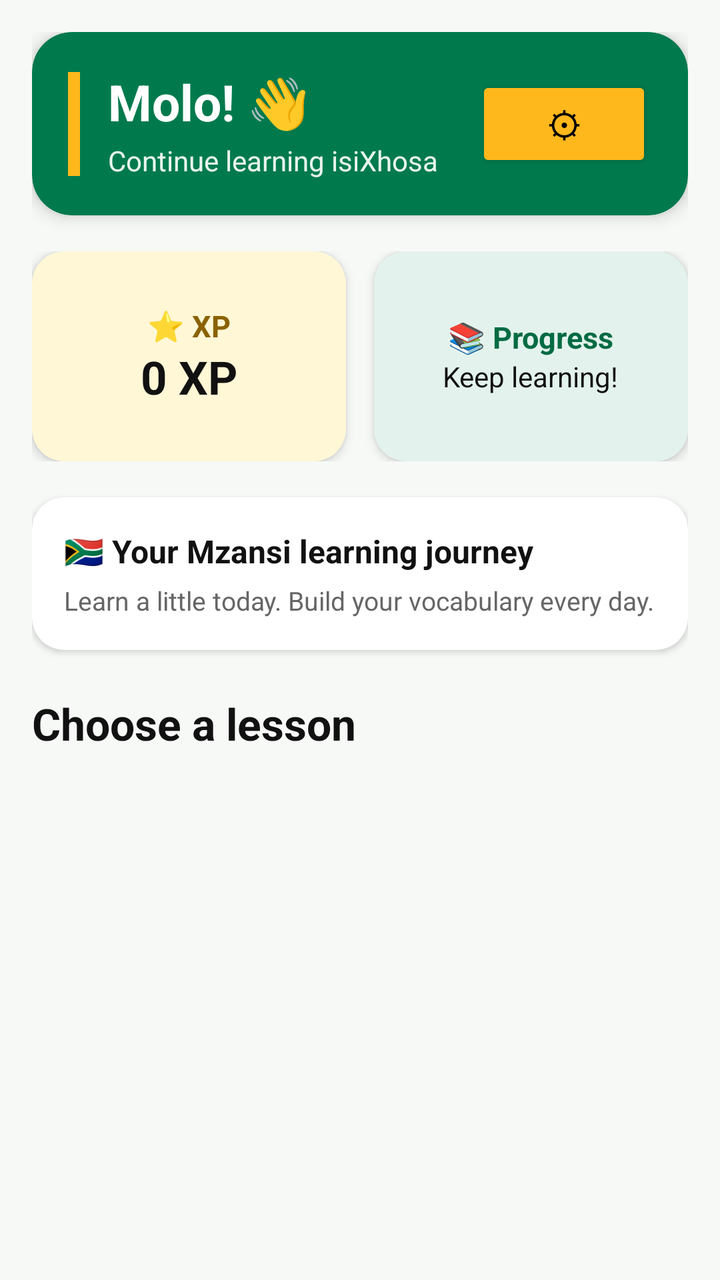
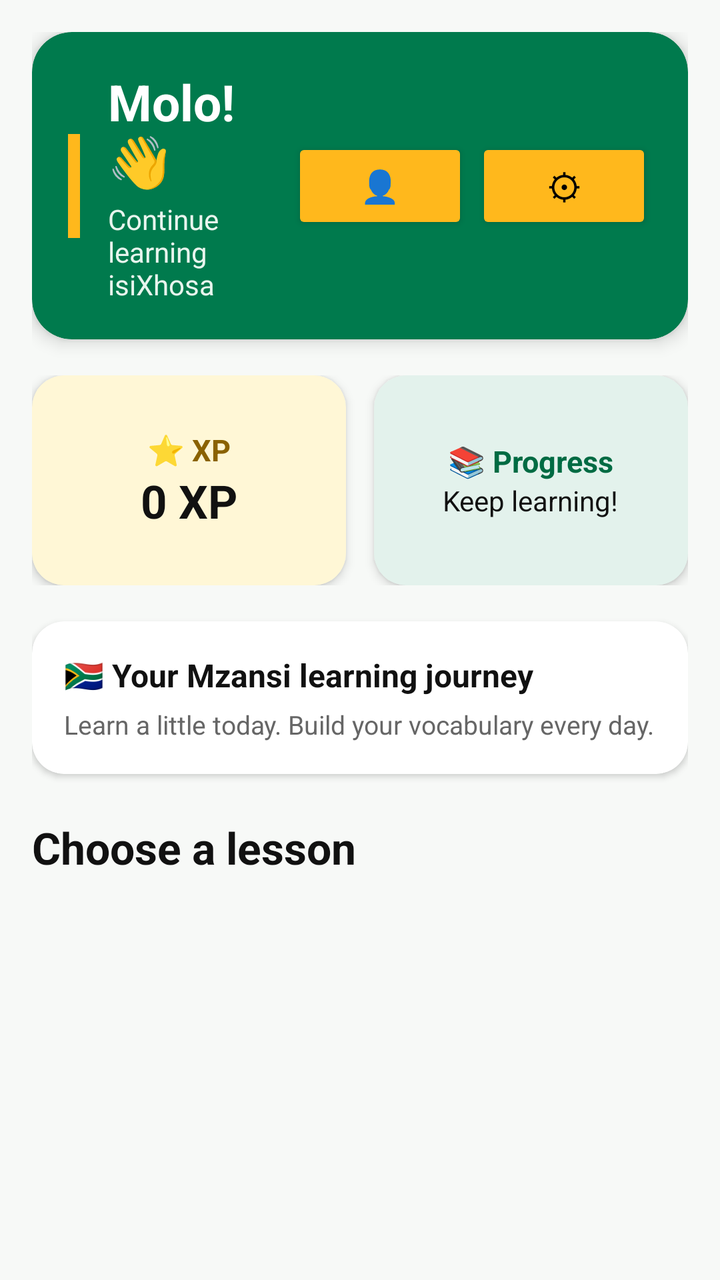

Compare the two renders of this Android layout. The source of the first and the diff that turns it into the second are given below.
<!-- AndroidManifest.xml: application theme Theme.MzantsiLingo -->
<!-- res/layout/activity_home.xml -->
<?xml version="1.0" encoding="utf-8"?>
<androidx.constraintlayout.widget.ConstraintLayout
    xmlns:android="http://schemas.android.com/apk/res/android"
    xmlns:app="http://schemas.android.com/apk/res-auto"
    android:layout_width="match_parent"
    android:layout_height="match_parent"
    android:background="#F7F9F7"
    android:padding="16dp">

    
    <androidx.cardview.widget.CardView
        android:id="@+id/cardHeader"
        android:layout_width="0dp"
        android:layout_height="wrap_content"
        app:cardBackgroundColor="#007A4D"
        app:cardCornerRadius="20dp"
        app:cardElevation="5dp"
        app:layout_constraintTop_toTopOf="parent"
        app:layout_constraintStart_toStartOf="parent"
        app:layout_constraintEnd_toEndOf="parent">

        <androidx.constraintlayout.widget.ConstraintLayout
            android:layout_width="match_parent"
            android:layout_height="wrap_content"
            android:padding="18dp">

            
            <View
                android:id="@+id/headerAccent"
                android:layout_width="6dp"
                android:layout_height="52dp"
                android:background="#FFB81C"
                app:layout_constraintTop_toTopOf="parent"
                app:layout_constraintBottom_toBottomOf="parent"
                app:layout_constraintStart_toStartOf="parent" />

            <TextView
                android:id="@+id/tvWelcome"
                android:layout_width="0dp"
                android:layout_height="wrap_content"
                android:layout_marginStart="14dp"
                android:text="Molo! 👋"
                android:textColor="#FFFFFF"
                android:textSize="25sp"
                android:textStyle="bold"
                app:layout_constraintTop_toTopOf="parent"
                app:layout_constraintStart_toEndOf="@id/headerAccent"
                app:layout_constraintEnd_toStartOf="@id/btnSettings" />

            <TextView
                android:id="@+id/tvSubtitle"
                android:layout_width="0dp"
                android:layout_height="wrap_content"
                android:layout_marginStart="14dp"
                android:layout_marginTop="3dp"
                android:text="Continue learning isiXhosa"
                android:textColor="#E8F5EE"
                android:textSize="14sp"
                app:layout_constraintTop_toBottomOf="@id/tvWelcome"
                app:layout_constraintStart_toEndOf="@id/headerAccent"
                app:layout_constraintEnd_toStartOf="@id/btnSettings" />

            <Button
                android:id="@+id/btnSettings"
                android:layout_width="wrap_content"
                android:layout_height="wrap_content"
                android:text="⚙"
                android:textColor="#000000"
                android:textSize="18sp"
                android:textAllCaps="false"
                android:backgroundTint="#FFB81C"
                app:layout_constraintTop_toTopOf="parent"
                app:layout_constraintBottom_toBottomOf="parent"
                app:layout_constraintEnd_toEndOf="parent" />

        </androidx.constraintlayout.widget.ConstraintLayout>

    </androidx.cardview.widget.CardView>


    
    <LinearLayout
        android:id="@+id/statsContainer"
        android:layout_width="0dp"
        android:layout_height="wrap_content"
        android:layout_marginTop="18dp"
        android:orientation="horizontal"
        android:weightSum="2"
        app:layout_constraintTop_toBottomOf="@id/cardHeader"
        app:layout_constraintStart_toStartOf="parent"
        app:layout_constraintEnd_toEndOf="parent">

        
        <androidx.cardview.widget.CardView
            android:id="@+id/cardProgress"
            android:layout_width="0dp"
            android:layout_height="105dp"
            android:layout_marginEnd="7dp"
            android:layout_weight="1"
            app:cardBackgroundColor="#FFF7D6"
            app:cardCornerRadius="16dp"
            app:cardElevation="3dp">

            <LinearLayout
                android:layout_width="match_parent"
                android:layout_height="match_parent"
                android:gravity="center"
                android:orientation="vertical"
                android:padding="10dp">

                <TextView
                    android:layout_width="wrap_content"
                    android:layout_height="wrap_content"
                    android:text="⭐ XP"
                    android:textColor="#8A6200"
                    android:textSize="15sp"
                    android:textStyle="bold" />

                <TextView
                    android:id="@+id/tvXp"
                    android:layout_width="wrap_content"
                    android:layout_height="wrap_content"
                    android:text="0 XP"
                    android:textColor="#111111"
                    android:textSize="23sp"
                    android:textStyle="bold" />

            </LinearLayout>

        </androidx.cardview.widget.CardView>


        
        <androidx.cardview.widget.CardView
            android:id="@+id/cardLearningProgress"
            android:layout_width="0dp"
            android:layout_height="105dp"
            android:layout_marginStart="7dp"
            android:layout_weight="1"
            app:cardBackgroundColor="#E3F2EC"
            app:cardCornerRadius="16dp"
            app:cardElevation="3dp">

            <LinearLayout
                android:layout_width="match_parent"
                android:layout_height="match_parent"
                android:gravity="center"
                android:orientation="vertical"
                android:padding="10dp">

                <TextView
                    android:layout_width="wrap_content"
                    android:layout_height="wrap_content"
                    android:text="📚 Progress"
                    android:textColor="#006B43"
                    android:textSize="15sp"
                    android:textStyle="bold" />

                <TextView
                    android:id="@+id/tvProgress"
                    android:layout_width="wrap_content"
                    android:layout_height="wrap_content"
                    android:text="Keep learning!"
                    android:textColor="#111111"
                    android:textSize="14sp" />

            </LinearLayout>

        </androidx.cardview.widget.CardView>

    </LinearLayout>


    
    <androidx.cardview.widget.CardView
        android:id="@+id/cardMotivation"
        android:layout_width="0dp"
        android:layout_height="wrap_content"
        android:layout_marginTop="18dp"
        app:cardBackgroundColor="#FFFFFF"
        app:cardCornerRadius="16dp"
        app:cardElevation="2dp"
        app:layout_constraintTop_toBottomOf="@id/statsContainer"
        app:layout_constraintStart_toStartOf="parent"
        app:layout_constraintEnd_toEndOf="parent">

        <LinearLayout
            android:layout_width="match_parent"
            android:layout_height="wrap_content"
            android:orientation="vertical"
            android:padding="16dp">

            <TextView
                android:layout_width="wrap_content"
                android:layout_height="wrap_content"
                android:text="🇿🇦 Your Mzansi learning journey"
                android:textColor="#111111"
                android:textSize="16sp"
                android:textStyle="bold" />

            <TextView
                android:layout_width="wrap_content"
                android:layout_height="wrap_content"
                android:layout_marginTop="5dp"
                android:text="Learn a little today. Build your vocabulary every day."
                android:textColor="#666666"
                android:textSize="13sp" />

        </LinearLayout>

    </androidx.cardview.widget.CardView>


    
    <TextView
        android:id="@+id/tvLessonsTitle"
        android:layout_width="wrap_content"
        android:layout_height="wrap_content"
        android:layout_marginTop="22dp"
        android:text="Choose a lesson"
        android:textColor="#111111"
        android:textSize="22sp"
        android:textStyle="bold"
        app:layout_constraintTop_toBottomOf="@id/cardMotivation"
        app:layout_constraintStart_toStartOf="parent" />


    
    <androidx.recyclerview.widget.RecyclerView
        android:id="@+id/rvLessons"
        android:layout_width="0dp"
        android:layout_height="0dp"
        android:layout_marginTop="10dp"
        android:clipToPadding="false"
        android:paddingBottom="16dp"
        app:layout_constraintTop_toBottomOf="@id/tvLessonsTitle"
        app:layout_constraintBottom_toBottomOf="parent"
        app:layout_constraintStart_toStartOf="parent"
        app:layout_constraintEnd_toEndOf="parent" />

</androidx.constraintlayout.widget.ConstraintLayout>
<!-- resources referenced by this layout -->
<resources>
  <style name="Theme.MzantsiLingo" parent="Theme.MaterialComponents.DayNight.NoActionBar">
          <item name="colorPrimary">@color/mzantsi_green</item>
          <item name="colorPrimaryVariant">@color/mzantsi_green</item>
          <item name="colorOnPrimary">@color/white</item>
          <item name="android:statusBarColor">@color/mzantsi_green</item>
      </style>
  <color name="mzantsi_green">#2E8B4F</color>
  <color name="white">#FFFFFF</color>
</resources>

<!-- the commit's change to res/layout/activity_home.xml (unified diff, before → after) -->
@@ -34,6 +34,7 @@
                 app:layout_constraintBottom_toBottomOf="parent"
                 app:layout_constraintStart_toStartOf="parent" />
 
+            
             <TextView
                 android:id="@+id/tvWelcome"
                 android:layout_width="0dp"
@@ -45,8 +46,9 @@
                 android:textStyle="bold"
                 app:layout_constraintTop_toTopOf="parent"
                 app:layout_constraintStart_toEndOf="@id/headerAccent"
-                app:layout_constraintEnd_toStartOf="@id/btnSettings" />
-
+                app:layout_constraintEnd_toStartOf="@id/btnProfile" />
+
+            
             <TextView
                 android:id="@+id/tvSubtitle"
                 android:layout_width="0dp"
@@ -58,8 +60,24 @@
                 android:textSize="14sp"
                 app:layout_constraintTop_toBottomOf="@id/tvWelcome"
                 app:layout_constraintStart_toEndOf="@id/headerAccent"
+                app:layout_constraintEnd_toStartOf="@id/btnProfile" />
+
+            
+            <Button
+                android:id="@+id/btnProfile"
+                android:layout_width="wrap_content"
+                android:layout_height="wrap_content"
+                android:layout_marginEnd="4dp"
+                android:text="👤"
+                android:textColor="#000000"
+                android:textSize="16sp"
+                android:textAllCaps="false"
+                android:backgroundTint="#FFB81C"
+                app:layout_constraintTop_toTopOf="parent"
+                app:layout_constraintBottom_toBottomOf="parent"
                 app:layout_constraintEnd_toStartOf="@id/btnSettings" />
 
+            
             <Button
                 android:id="@+id/btnSettings"
                 android:layout_width="wrap_content"
